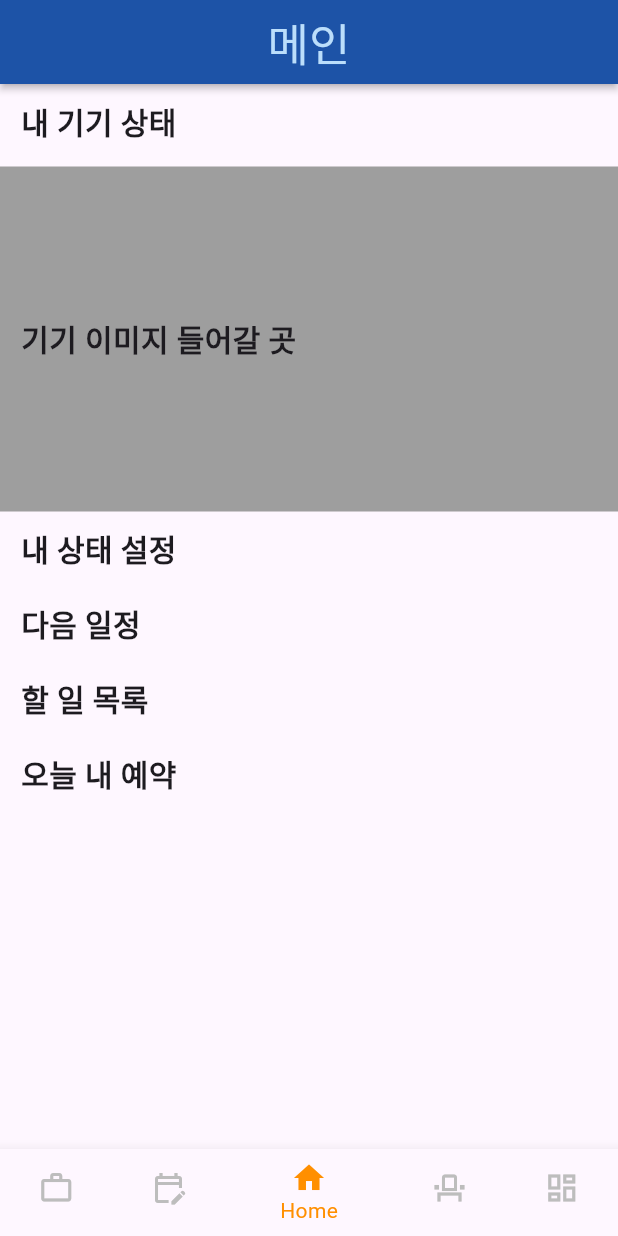
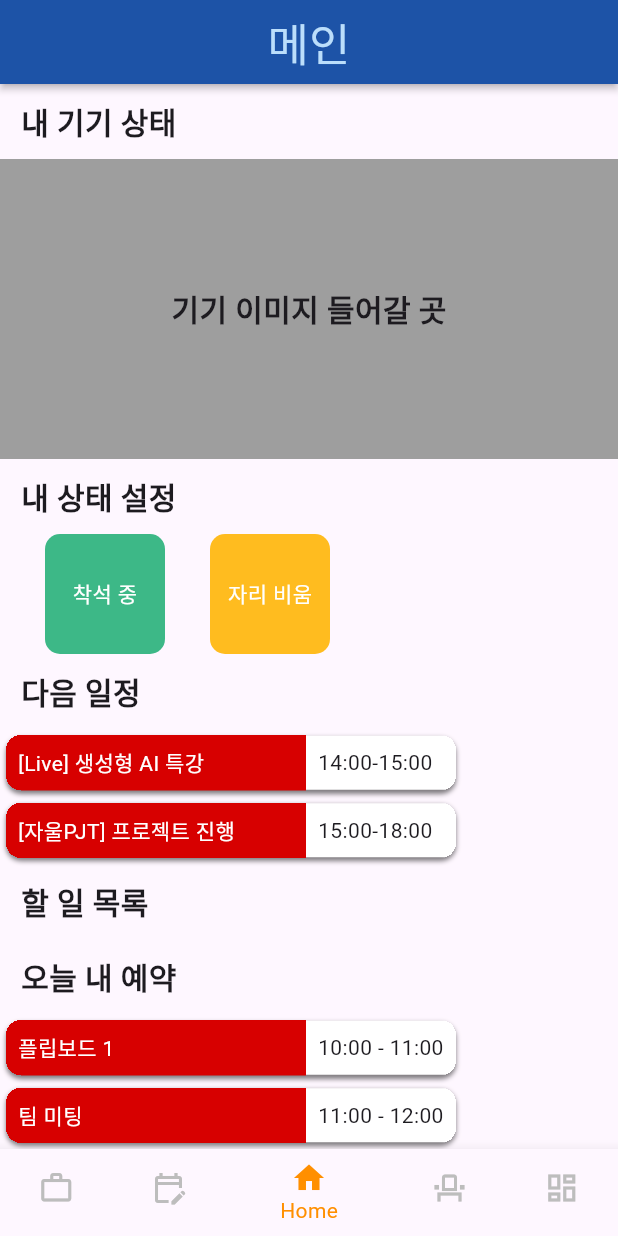
Before and after one commit to latter-electronic/MOASS, a Flutter app: the screen it shows after launch, item 3 of the bottom bar chosen, on a phone screen of 412 x 824 dp. Run offline on Flutter 3.47's test engine with Material 3 defaults, Android fonts, the phone set to English and light mode, and no system bars.

Commit message:
Feat: ScheduleBox widget 생성 및 분리

```diff
--- a/Frontend/moass/lib/screens/main_home_screen.dart
+++ b/Frontend/moass/lib/screens/main_home_screen.dart
@@ -4,6 +4,7 @@ import 'package:flutter/widgets.dart';
 import 'package:moass/widgets/top_bar.dart';
 
 import '../widgets/category_text.dart';
+import '../widgets/schedule_box.dart';
 
 class MainHomeScreen extends StatelessWidget {
   const MainHomeScreen({super.key});
@@ -21,28 +22,59 @@ class MainHomeScreen extends StatelessWidget {
               text: '내 기기 상태',
             ),
           ),
-          const SizedBox(
-            height: 5,
-          ),
           Flexible(
-            flex: 10,
-            child: Row(
-              children: [
-                Expanded(
-                  child: Container(
-                      decoration: const BoxDecoration(color: Colors.grey),
-                      child: const Padding(
-                        padding: EdgeInsets.symmetric(vertical: 90.0),
-                        child: CategoryText(text: '기기 이미지 들어갈 곳'),
-                      )),
-                ),
-              ],
+            flex: 8,
+            child: Expanded(
+              child: Container(
+                  height: 1000,
+                  decoration: const BoxDecoration(color: Colors.grey),
+                  child:
+                      const Center(child: CategoryText(text: '기기 이미지 들어갈 곳'))),
             ),
           ),
           const Flexible(flex: 2, child: CategoryText(text: '내 상태 설정')),
+          Row(
+            children: [
+              Container(
+                margin: const EdgeInsets.symmetric(horizontal: 30),
+                width: 80,
+                height: 80,
+                decoration: const BoxDecoration(
+                  color: Color(0xFF3DB887),
+                  borderRadius: BorderRadius.all(Radius.circular(10)),
+                ),
+                child: const Center(
+                    child: Text('착석 중', style: TextStyle(color: Colors.white))),
+              ),
+              Container(
+                width: 80,
+                height: 80,
+                decoration: const BoxDecoration(
+                  color: Color(0xFFFFBC1F),
+                  borderRadius: BorderRadius.all(Radius.circular(10)),
+                ),
+                child: const Center(
+                    child:
+                        Text('자리 비움', style: TextStyle(color: Colors.white))),
+              ),
+            ],
+          ),
           const Flexible(flex: 2, child: CategoryText(text: '다음 일정')),
+          const Column(
+            mainAxisAlignment: MainAxisAlignment.center,
+            children: [
+              ScheduleBox(title: '[Live] 생성형 AI 특강', time: '14:00-15:00'),
+              ScheduleBox(title: '[자울PJT] 프로젝트 진행', time: '15:00-18:00'),
+            ],
+          ),
           const Flexible(flex: 2, child: CategoryText(text: '할 일 목록')),
           const Flexible(flex: 2, child: CategoryText(text: '오늘 내 예약')),
+          const Column(
+            children: [
+              ScheduleBox(title: '플립보드 1', time: '10:00 - 11:00'),
+              ScheduleBox(title: '팀 미팅', time: '11:00 - 12:00'),
+            ],
+          )
         ],
       ),
     );
--- /dev/null
+++ b/Frontend/moass/lib/widgets/schedule_box.dart
@@ -0,0 +1,53 @@
+import 'package:flutter/cupertino.dart';
+import 'package:flutter/material.dart';
+
+class ScheduleBox extends StatelessWidget {
+  final String title, time;
+  const ScheduleBox({
+    super.key,
+    required this.title,
+    required this.time,
+  });
+
+  @override
+  Widget build(BuildContext context) {
+    return Container(
+      margin: const EdgeInsets.all(4),
+      decoration: BoxDecoration(
+          borderRadius: const BorderRadius.all(
+            Radius.circular(10),
+          ),
+          boxShadow: [
+            BoxShadow(
+              blurRadius: 2,
+              offset: const Offset(0, 2),
+              color: Colors.black.withOpacity(0.5),
+            )
+          ]),
+      clipBehavior: Clip.hardEdge,
+      width: 300,
+      child: Row(
+        children: [
+          Container(
+              width: 200,
+              decoration: const BoxDecoration(color: Color(0xFFD70000)),
+              child: Padding(
+                padding: const EdgeInsets.all(8.0),
+                child: Text(
+                  title,
+                  style: const TextStyle(color: Colors.white),
+                ),
+              )),
+          Container(
+            width: 100,
+            decoration: const BoxDecoration(color: Colors.white),
+            child: Padding(
+              padding: const EdgeInsets.all(8.0),
+              child: Text(time),
+            ),
+          )
+        ],
+      ),
+    );
+  }
+}
```
